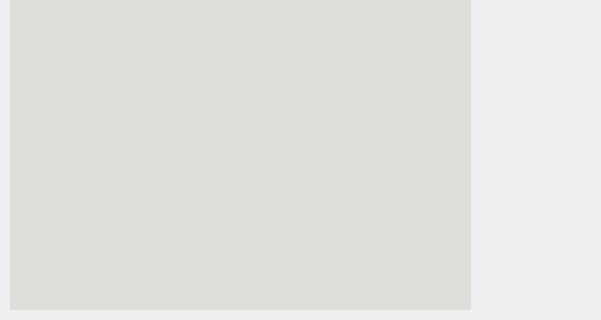
First picture: the form in Team32-3004-Project/mainwindow.ui, repository Harry-Dinh/COMP-3004-F24-Final, before the edit; both pictures show x 0 to 601 and y 321 to 641 of the 939 by 641 pixel window.
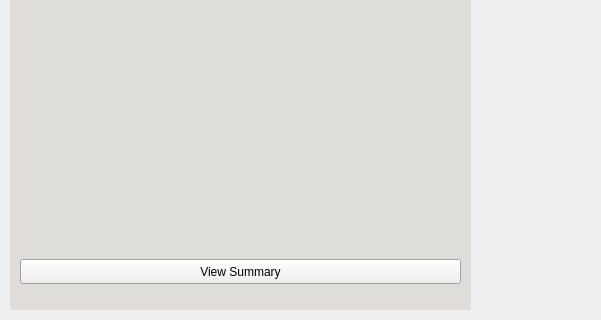
Second picture: the form after the edit.

Commit message: Added a basic summary view

The edit to the form file:
```diff
--- a/Team32-3004-Project/mainwindow.ui
+++ b/Team32-3004-Project/mainwindow.ui
@@ -402,7 +402,21 @@
       </property>
      </widget>
     </widget>
-    <widget class="QWidget" name="mainMenu"/>
+    <widget class="QWidget" name="mainMenu">
+     <widget class="QPushButton" name="viewSummaryButton">
+      <property name="geometry">
+       <rect>
+        <x>10</x>
+        <y>530</y>
+        <width>441</width>
+        <height>25</height>
+       </rect>
+      </property>
+      <property name="text">
+       <string>View Summary</string>
+      </property>
+     </widget>
+    </widget>
    </widget>
    <widget class="QWidget" name="Header" native="true">
     <property name="geometry">
```
The commit also changes 8 other files.
